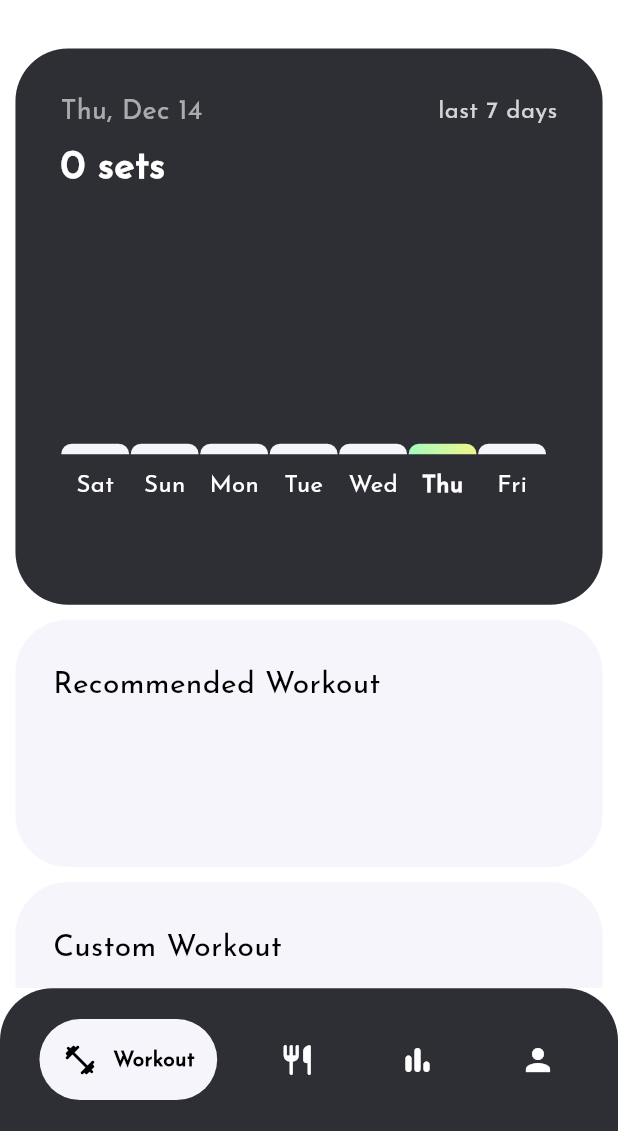
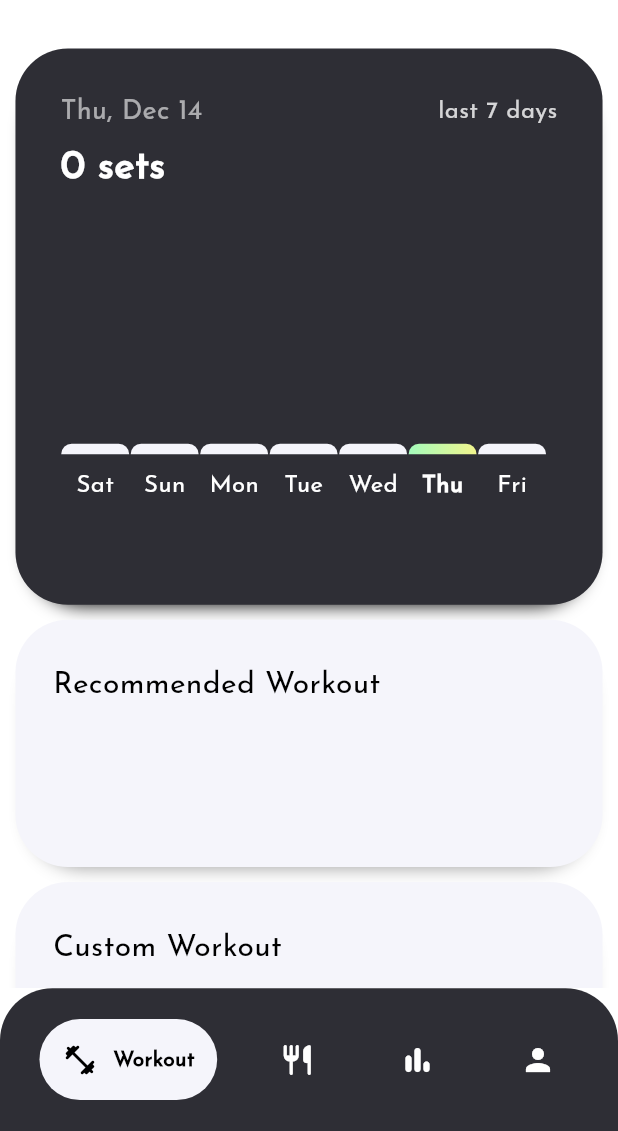
Before and after one commit to badbryany/Flexify, a Flutter app: the screen it shows after launch, on a phone screen of 412 x 824 dp, the part 105-1236 px from its top. Run offline on Flutter 3.47's test engine with Material 3 defaults, Android fonts, the phone set to English and light mode, and no system bars; drawn by our look-alikes of google_nav_bar; our stand-ins replace fl_chart, page_transition, shared_preferences; network calls fail.

```diff
--- a/lib/pages/workout/widgets/dashboardWorkoutStats.dart
+++ b/lib/pages/workout/widgets/dashboardWorkoutStats.dart
@@ -171,6 +171,14 @@ class _DashboardWorkoutStatsState extends State<DashboardWorkoutStats> {
       decoration: BoxDecoration(
         color: Theme.of(context).colorScheme.background,
         borderRadius: BorderRadius.circular(35),
+        boxShadow: [
+                BoxShadow(
+                  color: Theme.of(context).focusColor,
+                  spreadRadius: -10.0,
+                  blurRadius: 10.0,
+                  offset: const Offset(0, 10.0),
+                )
+              ],
       ),
       child: Column(
         children: [
@@ -185,7 +193,6 @@ class _DashboardWorkoutStatsState extends State<DashboardWorkoutStats> {
                   key: ValueKey(selectedIntesity),
                   style: TextStyle(
                     fontSize: 18,
-                    // fontWeight: FontWeight.bold,
                     color: Theme.of(context)
                         .scaffoldBackgroundColor
                         .withOpacity(0.6),
--- a/lib/widgets/DashboardOptionButton.dart
+++ b/lib/widgets/DashboardOptionButton.dart
@@ -33,6 +33,14 @@ class DashboardXOptionButton extends StatelessWidget {
         decoration: BoxDecoration(
           color: Theme.of(context).colorScheme.surface,
           borderRadius: BorderRadius.circular(35),
+          boxShadow: [
+                BoxShadow(
+                  color: Theme.of(context).focusColor.withOpacity(0.4),
+                  spreadRadius: -10.0,
+                  blurRadius: 10.0,
+                  offset: const Offset(0, 10.0),
+                )
+              ],
         ),
         width: MediaQuery.of(context).size.width * 0.95,
         height: MediaQuery.of(context).size.height * 0.2,
--- a/lib/widgets/SearchBar.dart
+++ b/lib/widgets/SearchBar.dart
@@ -266,6 +266,7 @@ class _AnimSearchBarState extends State<AnimSearchBar>
                       unfocusKeyboard(),
                       setState(() {
                         toggle = 0;
+                        widget.onToggle(toggle);
                       }),
                       widget.textController.clear(),
                     },
```
Also changed, not shown: lib/pages/workout/exercisesPage/exercisesPage.dart (+9 -7 lines), lib/pages/workout/exercisesPage/widgets/exerciseButton.dart (+11 -2 lines).
